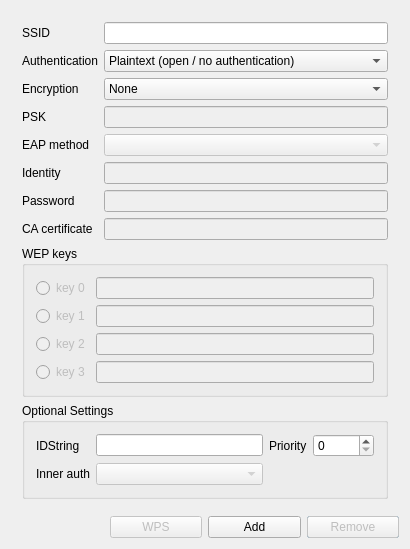
Qt form src/networkconfig.ui (loh-tar/wpa-cute) before a commit.
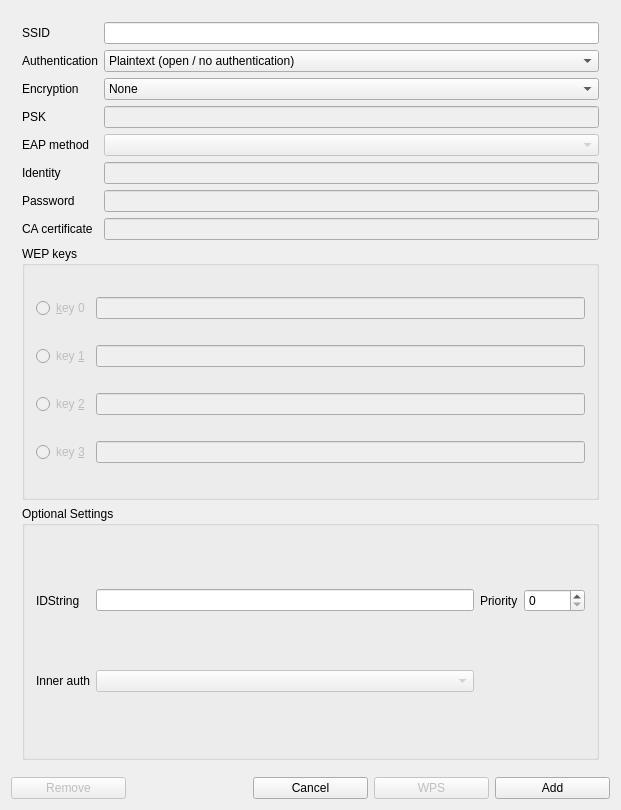
The same form after that commit.

Commit message: Fix networkconfig window to show hidden cancel button

Diff of the .ui file:
```diff
--- a/src/networkconfig.ui
+++ b/src/networkconfig.ui
@@ -1,28 +1,21 @@
 <ui version="4.0" >
  <class>NetworkConfig</class>
- <widget class="QDialog" name="NetworkConfig" >
-  <property name="geometry" >
+ <widget class="QDialog" name="NetworkConfig">
+  <property name="geometry">
    <rect>
     <x>0</x>
     <y>0</y>
-    <width>410</width>
-    <height>534</height>
+    <width>621</width>
+    <height>810</height>
    </rect>
   </property>
   <property name="windowTitle" >
    <string>NetworkConfig</string>
   </property>
-  <layout class="QGridLayout" >
-   <item row="1" column="3" >
-    <widget class="QPushButton" name="cancelButton" >
-     <property name="text" >
-      <string>Cancel</string>
-     </property>
-    </widget>
-   </item>
-   <item row="0" column="0" colspan="4" >
-    <widget class="QFrame" name="frame9" >
-     <property name="frameShape" >
+  <layout class="QGridLayout">
+   <item row="0" column="0" colspan="5">
+    <widget class="QFrame" name="frame9">
+     <property name="frameShape">
       <enum>QFrame::NoFrame</enum>
      </property>
      <property name="frameShadow" >
@@ -230,8 +223,8 @@
            <property name="enabled" >
             <bool>false</bool>
            </property>
-           <property name="text" >
-            <string>key 0</string>
+           <property name="text">
+            <string>&amp;key 0</string>
            </property>
           </widget>
          </item>
@@ -240,8 +233,8 @@
            <property name="enabled" >
             <bool>false</bool>
            </property>
-           <property name="text" >
-            <string>key 1</string>
+           <property name="text">
+            <string>key &amp;1</string>
            </property>
           </widget>
          </item>
@@ -250,8 +243,8 @@
            <property name="enabled" >
             <bool>false</bool>
            </property>
-           <property name="text" >
-            <string>key 3</string>
+           <property name="text">
+            <string>key &amp;3</string>
            </property>
           </widget>
          </item>
@@ -260,8 +253,8 @@
            <property name="enabled" >
             <bool>false</bool>
            </property>
-           <property name="text" >
-            <string>key 2</string>
+           <property name="text">
+            <string>key &amp;2</string>
            </property>
           </widget>
          </item>
@@ -359,16 +352,9 @@
      </layout>
     </widget>
    </item>
-   <item row="1" column="2" >
-    <widget class="QPushButton" name="addButton" >
-     <property name="text" >
-      <string>Add</string>
-     </property>
-    </widget>
-   </item>
-   <item row="1" column="3" >
-    <widget class="QPushButton" name="removeButton" >
-     <property name="enabled" >
+   <item row="1" column="0">
+    <widget class="QPushButton" name="removeButton">
+     <property name="enabled">
       <bool>false</bool>
      </property>
      <property name="text" >
@@ -376,22 +362,23 @@
      </property>
     </widget>
    </item>
-   <item row="1" column="0" >
-    <spacer>
-     <property name="orientation" >
-      <enum>Qt::Vertical</enum>
+   <item row="1" column="4">
+    <widget class="QPushButton" name="addButton">
+     <property name="text">
+      <string>Add</string>
      </property>
-     <property name="sizeHint" >
-      <size>
-       <width>20</width>
-       <height>40</height>
-      </size>
+    </widget>
+   </item>
+   <item row="1" column="2">
+    <widget class="QPushButton" name="cancelButton">
+     <property name="text">
+      <string>Cancel</string>
      </property>
-    </spacer>
+    </widget>
    </item>
-   <item row="1" column="1" >
-    <widget class="QPushButton" name="useWpsButton" >
-     <property name="enabled" >
+   <item row="1" column="3">
+    <widget class="QPushButton" name="useWpsButton">
+     <property name="enabled">
       <bool>false</bool>
      </property>
      <property name="text" >
@@ -401,8 +388,7 @@
    </item>
   </layout>
  </widget>
- <layoutdefault spacing="6" margin="11" />
- <pixmapfunction></pixmapfunction>
+ <layoutdefault spacing="6" margin="11"/>
  <tabstops>
   <tabstop>ssidEdit</tabstop>
   <tabstop>authSelect</tabstop>
```
Left out of the diff: 256 changed lines with no effect on the pictures.
